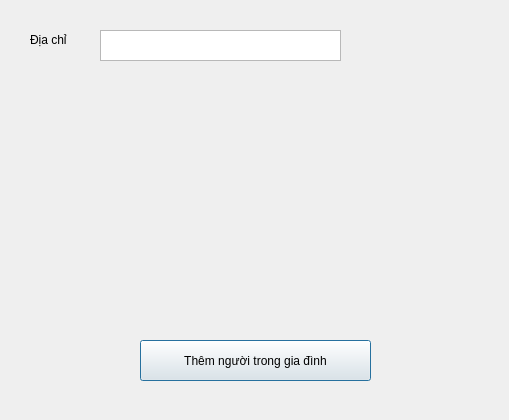
Before: the Qt Designer form familywindow.ui in Cuongnguyen1702/RMQT, drawn with Qt 5.
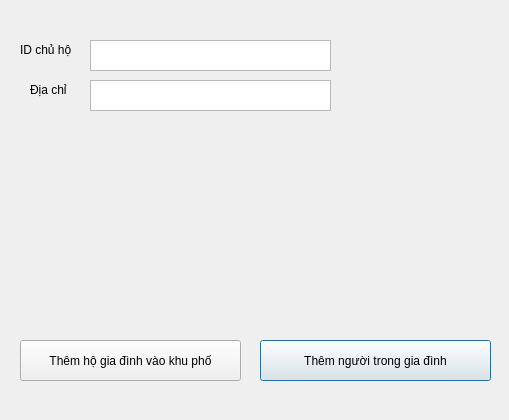
After: the same form once the commit is applied.

Commit message: Change Family Window

```diff
--- a/familywindow.ui
+++ b/familywindow.ui
@@ -16,8 +16,8 @@
   <widget class="QTextEdit" name="textEdit">
    <property name="geometry">
     <rect>
-     <x>100</x>
-     <y>30</y>
+     <x>90</x>
+     <y>80</y>
      <width>241</width>
      <height>31</height>
     </rect>
@@ -27,7 +27,7 @@
    <property name="geometry">
     <rect>
      <x>30</x>
-     <y>30</y>
+     <y>80</y>
      <width>63</width>
      <height>20</height>
     </rect>
@@ -45,7 +45,7 @@
   <widget class="QPushButton" name="pushButton">
    <property name="geometry">
     <rect>
-     <x>140</x>
+     <x>260</x>
      <y>340</y>
      <width>231</width>
      <height>41</height>
@@ -55,6 +55,42 @@
     <string>Thêm người trong gia đình</string>
    </property>
   </widget>
+  <widget class="QLabel" name="label_2">
+   <property name="geometry">
+    <rect>
+     <x>20</x>
+     <y>40</y>
+     <width>71</width>
+     <height>20</height>
+    </rect>
+   </property>
+   <property name="text">
+    <string>ID chủ hộ</string>
+   </property>
+  </widget>
+  <widget class="QTextEdit" name="IDOwnerEdit">
+   <property name="geometry">
+    <rect>
+     <x>90</x>
+     <y>40</y>
+     <width>241</width>
+     <height>31</height>
+    </rect>
+   </property>
+  </widget>
+  <widget class="QPushButton" name="AddFamilyButton">
+   <property name="geometry">
+    <rect>
+     <x>20</x>
+     <y>340</y>
+     <width>221</width>
+     <height>41</height>
+    </rect>
+   </property>
+   <property name="text">
+    <string>Thêm hộ gia đình vào khu phố</string>
+   </property>
+  </widget>
  </widget>
  <resources/>
  <connections/>
```
Left out of the diff: 4 changed lines with no effect on the pictures. The commit also changes 16 other files.
